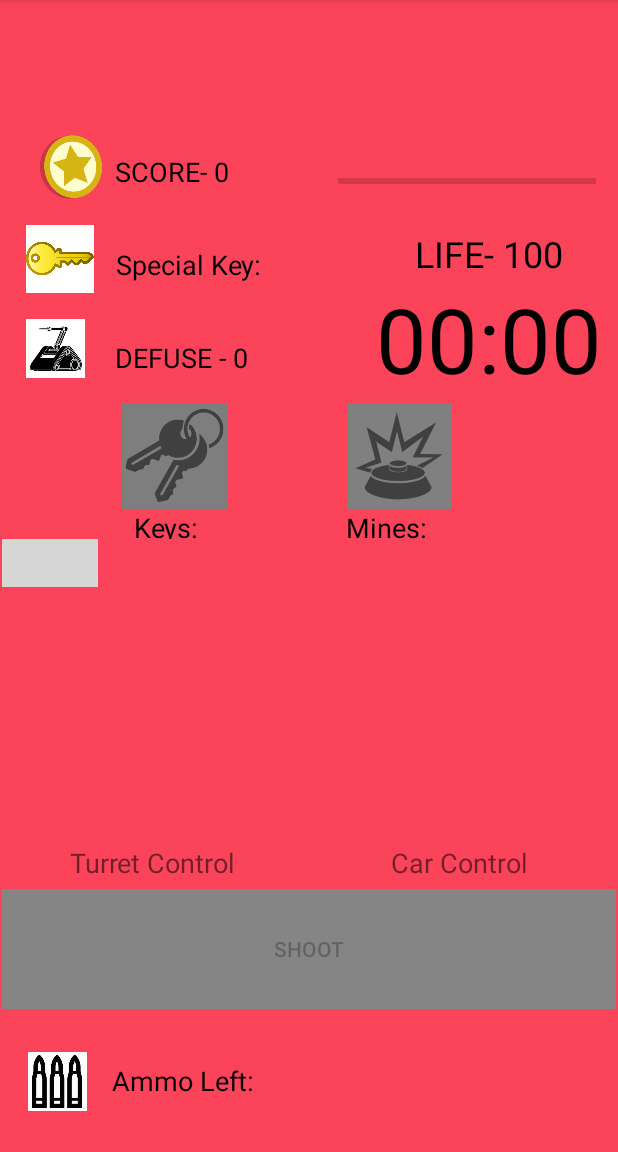
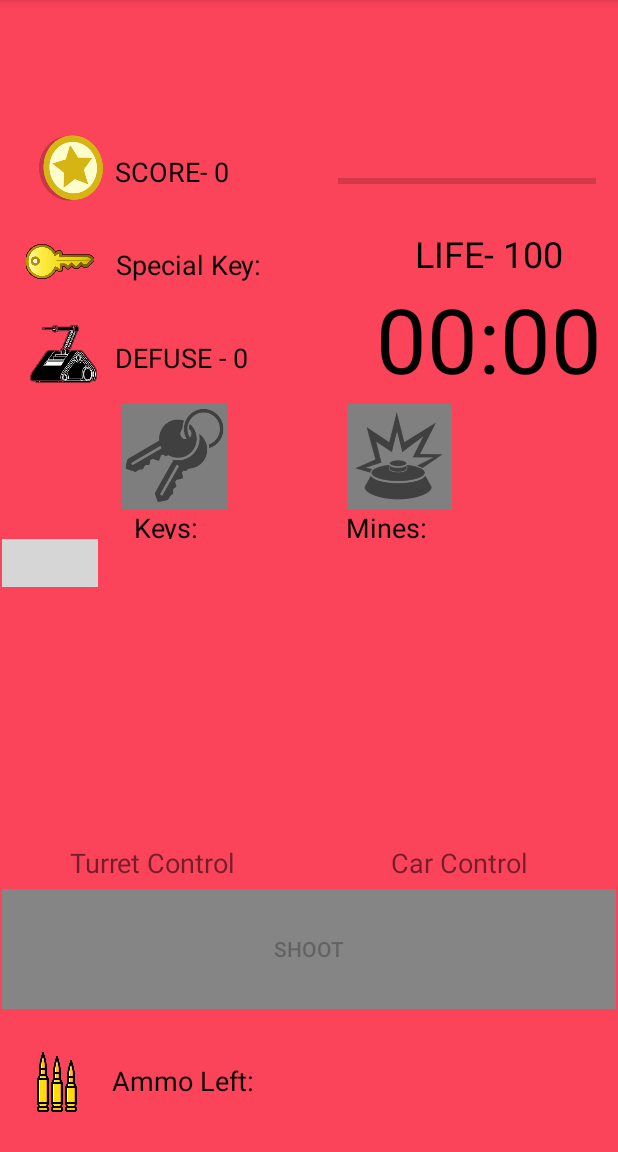
Before and after one commit to OfekR/ArduinoApp, an Android app: the GameScreenActivity screen opened directly, with no data from a screen before it, on a phone screen of 412 x 824 dp, the part 84-1236 px from its top. Run offline under Robolectric (Android 15) with nearby library versions, the phone set to English and light mode, and no system bars; our stand-ins replace Firebase (no records; nobody signed in at launch, a user with empty details on screens opened directly); libraries missing offline, so code that uses them is left out: io.github.controlwear.virtual; plain views replace JoystickView; 31 statements that could not run were skipped; grey boxes are pictures that could not be loaded.

Commit message:
- fix car keep driving after being shot or explode - fix laser button wasn't disable after taking a shoot (untill laser shoot ended) - update game screen UI

```diff
--- a/app/src/main/res/layout/activity_game_screen.xml
+++ b/app/src/main/res/layout/activity_game_screen.xml
@@ -55,7 +55,7 @@
                         android:layout_marginStart="16dp"
                         android:layout_marginLeft="16dp"
                         android:layout_marginRight="16dp"
-                        android:layout_marginBottom="16dp"
+                        android:layout_marginBottom="10dp"
                         android:layout_weight="1"
                         app:layout_constraintStart_toStartOf="parent"
                         app:layout_constraintTop_toTopOf="parent"
@@ -63,15 +63,15 @@
 
                     <ImageView
                         android:id="@+id/imageView6"
-                        android:layout_width="39dp"
-                        android:layout_height="38dp"
+                        android:layout_width="50dp"
+                        android:layout_height="50dp"
                         android:layout_marginStart="16dp"
                         android:layout_marginLeft="16dp"
-                        android:layout_marginRight="16dp"
-                        android:layout_marginBottom="16dp"
+                        android:layout_marginRight="20dp"
+                        android:layout_marginBottom="5dp"
                         android:layout_weight="1"
                         app:layout_constraintEnd_toEndOf="parent"
-                        app:srcCompat="@drawable/defuse" />
+                        app:srcCompat="@drawable/defuse2" />
 
                 </LinearLayout>
 
@@ -305,8 +305,8 @@
             android:id="@+id/imageView8"
             android:layout_gravity="start"
             android:layout_width="73dp"
-            android:layout_height="39dp"
-            android:src="@drawable/ammuo" />
+            android:layout_height="40dp"
+            android:src="@drawable/ammo3" />
 
         <TextView
             android:id="@+id/txtAmmouLeft"
```
Also changed, not shown: app/src/main/java/com/example/arduino/gameScreen/GameScreenActivity.java (+10 -5 lines), app/src/main/java/com/example/arduino/gameScreen/LiveGameInfo.java (+16 -4 lines), app/src/main/java/com/example/arduino/gameScreen/RfidHandler.java (+10 -0 lines), app/src/main/java/com/example/arduino/menu/MenuActivity.java (+0 -9 lines), app/src/main/res/layout/activity_menu.xml (+1 -6 lines), app/src/main/res/drawable/ammo3.png (added), app/src/main/res/drawable/defuse2.png (added), app/src/main/res/drawable/golden_key.png.
